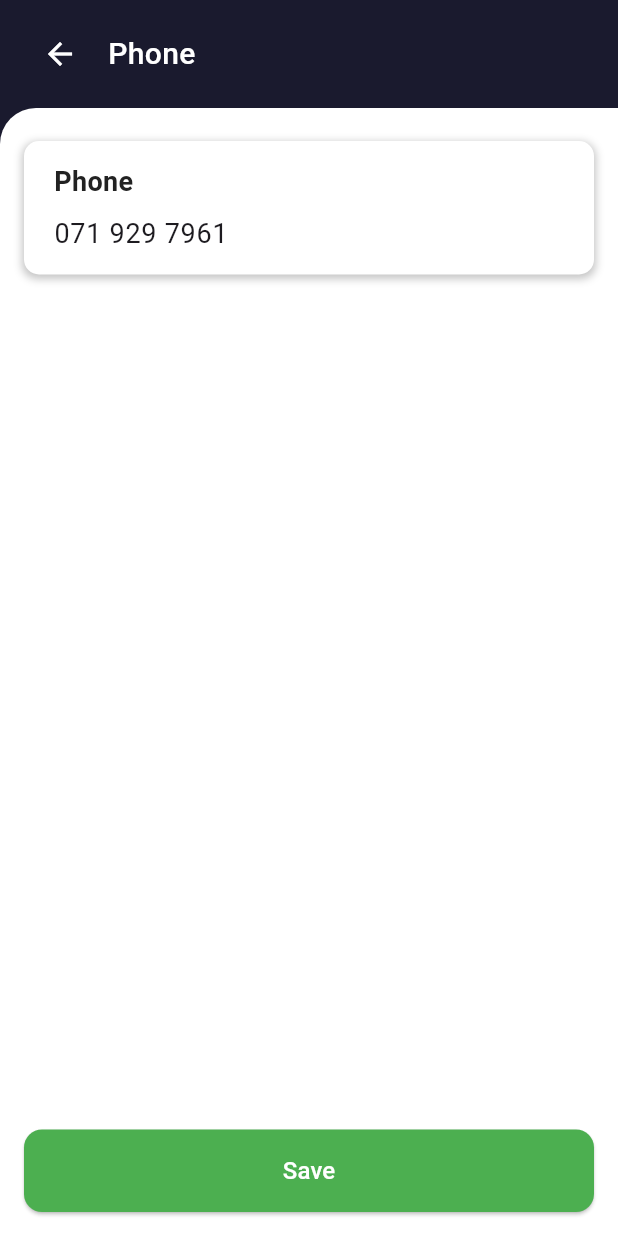
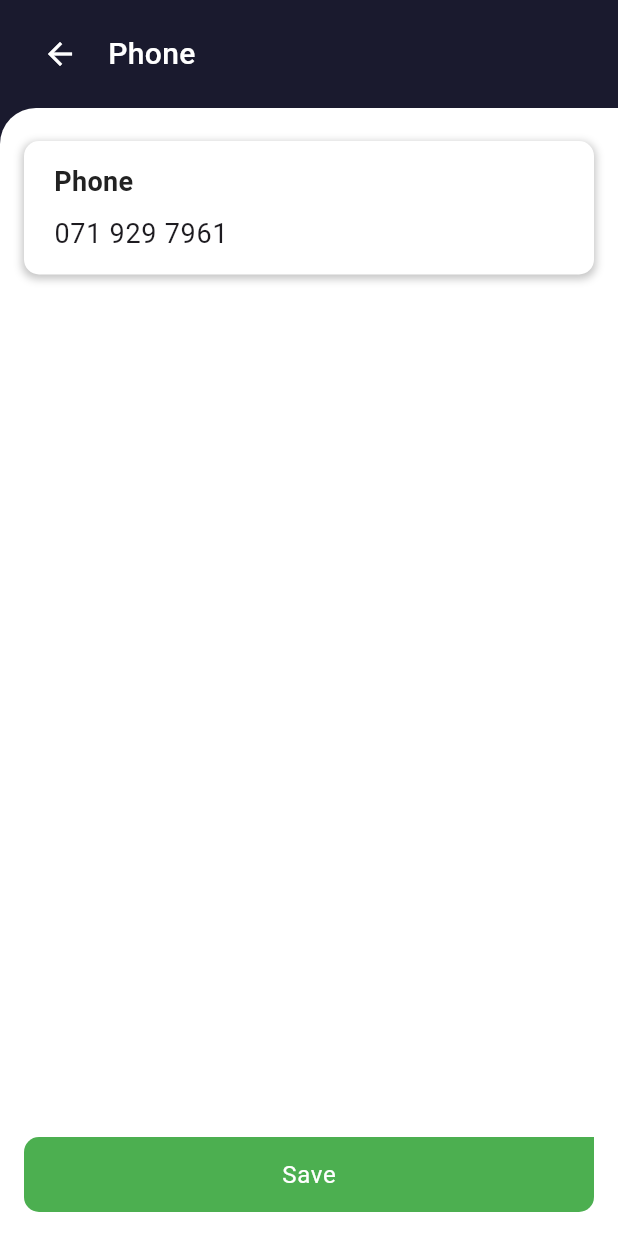
Before and after one commit to wso2-ballerina-carpooling-project/mobile-app-frontend, a Flutter app: the screen it shows after launch, on a phone screen of 412 x 824 dp. Run offline on Flutter 3.47's test engine with Material 3 defaults, Android fonts, the phone set to English and light mode, and no system bars; our stand-ins replace google_maps_flutter.

Commit message:
Add the custom button and custom input field

```diff
--- a/lib/views/phone_update.dart
+++ b/lib/views/phone_update.dart
@@ -1,4 +1,6 @@
 import 'package:flutter/material.dart';
+import '../widgets/custom_button.dart'; // Import the CustomButton widget
+import '../widgets/custom_input_field.dart'; // Import the CustomInputField widget
 
 void main() {
   runApp(const MyApp());
@@ -34,7 +36,7 @@ class _PhoneInputPageState extends State<PhoneInputPage> {
   @override
   void initState() {
     super.initState();
-    // Pre-fill the phone number as shown in the image
+    // Pre-fill the phone number
     _phoneController.text = '071 929 7961';
   }
 
@@ -55,7 +57,7 @@ class _PhoneInputPageState extends State<PhoneInputPage> {
                     IconButton(
                       icon: const Icon(Icons.arrow_back, color: Colors.white),
                       onPressed: () {
-                        // Handle back button press
+                        Navigator.pop(context); // Handle back button press
                       },
                     ),
                     const SizedBox(width: 8.0),
@@ -84,7 +86,7 @@ class _PhoneInputPageState extends State<PhoneInputPage> {
                   child: Column(
                     crossAxisAlignment: CrossAxisAlignment.stretch,
                     children: [
-                      // Phone input field using your custom component
+                      // Phone input field using CustomInputField
                       CustomInputField(
                         label: 'Phone',
                         controller: _phoneController,
@@ -101,26 +103,26 @@ class _PhoneInputPageState extends State<PhoneInputPage> {
                       // Spacer to push the button to the bottom
                       const Spacer(),
 
-                      // Save button
-                      ElevatedButton(
+                      // Save button using CustomButton
+                      CustomButton(
+                        text: 'Save',
+                        backgroundColor: const Color(0xFF4CAF50), // Green color
+                        textColor: Colors.white,
+                        height: 50.0,
+                        width: double.infinity,
                         onPressed: () {
                           // Handle save button press
+                          final phoneNumber = _phoneController.text;
+                          if (phoneNumber.isEmpty) {
+                            ScaffoldMessenger.of(context).showSnackBar(
+                              const SnackBar(content: Text('Please enter a phone number')),
+                            );
+                          } else {
+                            ScaffoldMessenger.of(context).showSnackBar(
+                              SnackBar(content: Text('Phone number saved: $phoneNumber')),
+                            );
+                          }
                         },
-                        style: ElevatedButton.styleFrom(
-                          backgroundColor: const Color(0xFF4CAF50), // Green color
-                          padding: const EdgeInsets.symmetric(vertical: 16.0),
-                          shape: RoundedRectangleBorder(
-                            borderRadius: BorderRadius.circular(12.0),
-                          ),
-                        ),
-                        child: const Text(
-                          'Save',
-                          style: TextStyle(
-                            fontSize: 16.0,
-                            fontWeight: FontWeight.w500,
-                            color: Colors.white,
-                          ),
-                        ),
                       ),
                     ],
                   ),
@@ -139,78 +141,3 @@ class _PhoneInputPageState extends State<PhoneInputPage> {
     super.dispose();
   }
 }
-
-// Your custom input field component
-class CustomInputField extends StatelessWidget {
-  final String label;
-  final TextEditingController? controller;
-  final bool isPassword;
-  final String? Function(String?)? validator;
-  final TextInputType keyboardType;
-  final String? hintText;
-  final Widget? suffixIcon;
-  final Function(String)? onChanged;
-
-  const CustomInputField({
-    Key? key,
-    required this.label,
-    this.controller,
-    this.isPassword = false,
-    this.validator,
-    this.keyboardType = TextInputType.text,
-    this.hintText,
-    this.suffixIcon,
-    this.onChanged,
-  }) : super(key: key);
-
-  @override
-  Widget build(BuildContext context) {
-    return Container(
-      margin: const EdgeInsets.symmetric(vertical: 6),
-      decoration: BoxDecoration(
-        color: Colors.white,
-        borderRadius: BorderRadius.circular(10),
-        boxShadow: [
-          BoxShadow(
-            color: Colors.grey.withOpacity(0.6),
-            spreadRadius: 1,
-            blurRadius: 4,
-            offset: const Offset(0, 2),
-          ),
-        ],
-      ),
-        child: Padding(padding: const EdgeInsets.symmetric(horizontal: 20.0, vertical: 14.0),
-        child: Column(
-          crossAxisAlignment: CrossAxisAlignment.start,
-          children: [
-            Text(
-              label,
-              style: const TextStyle(
-                fontSize: 18,
-                fontWeight: FontWeight.w600,
-                color: Color.fromARGB(255, 34, 34, 34),
-              ),
-            ),
-            const SizedBox(height: 8),
-            TextFormField(
-              controller: controller,
-              obscureText: isPassword,
-              validator: validator,
-              keyboardType: keyboardType,
-              onChanged: onChanged,
-              style: const TextStyle(fontSize: 18),
-              decoration: InputDecoration(
-                hintText: hintText,
-                hintStyle: TextStyle(color: Colors.grey[500]),
-                border: InputBorder.none,
-                suffixIcon: suffixIcon,
-                contentPadding: EdgeInsets.zero,
-                isDense: true,
-              ),
-            ),
-          ],
-        ),
-      ),
-    );
-  }
-}
```
Also changed, not shown: pubspec.lock.
